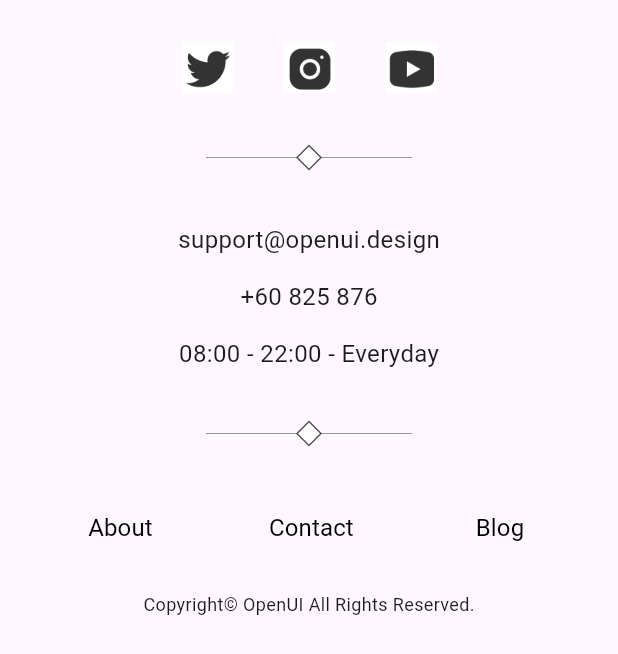
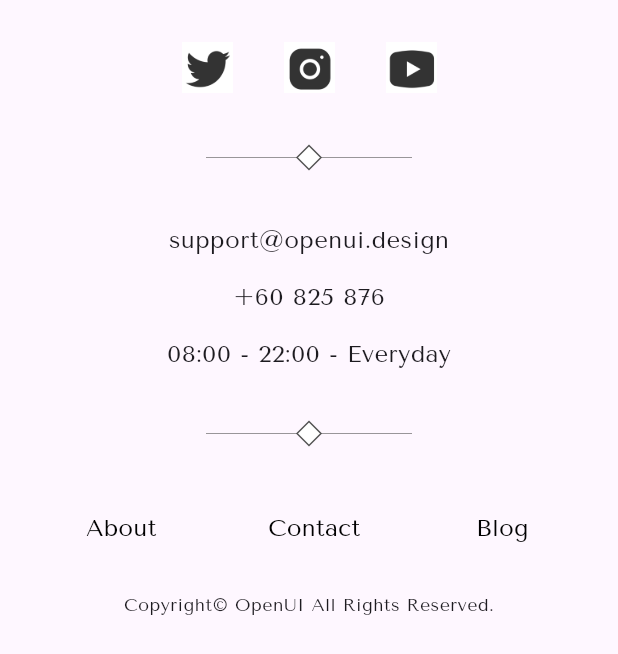
Before and after one commit to thanhhuy114/open_fashion, a Flutter app: the FooterWidget widget shown alone on an empty page, opened directly, on a phone screen of 412 x 824 dp. Shown: the top 654 px of the screen. Run offline on Flutter 3.47's test engine with Material 3 defaults, Android fonts, the phone set to English and light mode, and no system bars; our stand-ins replace banner_carousel, dio, equatable, flutter_bloc, pretty_dio_logger; network calls fail.

Commit message:
Thach - 16:00 - Update footer, add font TenorSans

```diff
--- a/lib/main.dart
+++ b/lib/main.dart
@@ -29,6 +29,7 @@ class MyApp extends StatelessWidget {
         //
         // This works for code too, not just values: Most code changes can be
         // tested with just a hot reload.
+        fontFamily: 'TenorSans',
         colorScheme: ColorScheme.fromSeed(seedColor: Colors.deepPurple),
         useMaterial3: true,
       ),
--- a/lib/widgets/footer.dart
+++ b/lib/widgets/footer.dart
@@ -37,7 +37,7 @@ class FooterWidget extends StatelessWidget {
 
           //Lien he
           Container(
-            width: size.width / 2,
+            width: size.width,
             padding: const EdgeInsets.symmetric(vertical: 10, horizontal: 10),
             child: const Column(
               mainAxisAlignment: MainAxisAlignment.spaceBetween,
```
Also changed, not shown: pubspec.yaml (+4 -6 lines), fonts/TenorSans-Regular.ttf (added).
